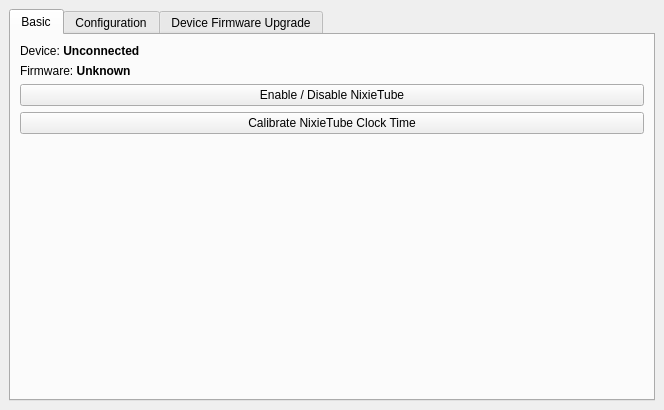
The window that IN-14/User_Application/App/nixietube.ui (MartianZ/Project-Clock) describes before a commit, drawn with Qt 5.
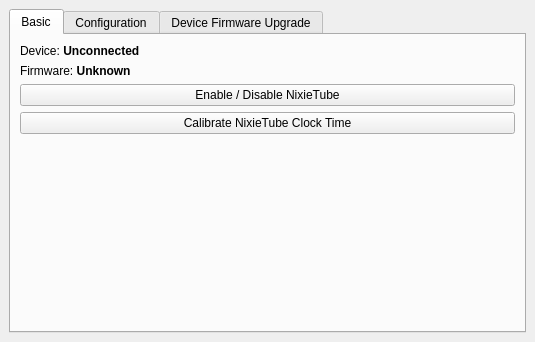
The same window after the commit.

Patch:
```diff
--- a/IN-14/User_Application/App/nixietube.ui
+++ b/IN-14/User_Application/App/nixietube.ui
@@ -9,8 +9,8 @@
    <rect>
     <x>0</x>
     <y>0</y>
-    <width>664</width>
-    <height>410</height>
+    <width>535</width>
+    <height>342</height>
    </rect>
   </property>
   <property name="font">
```
